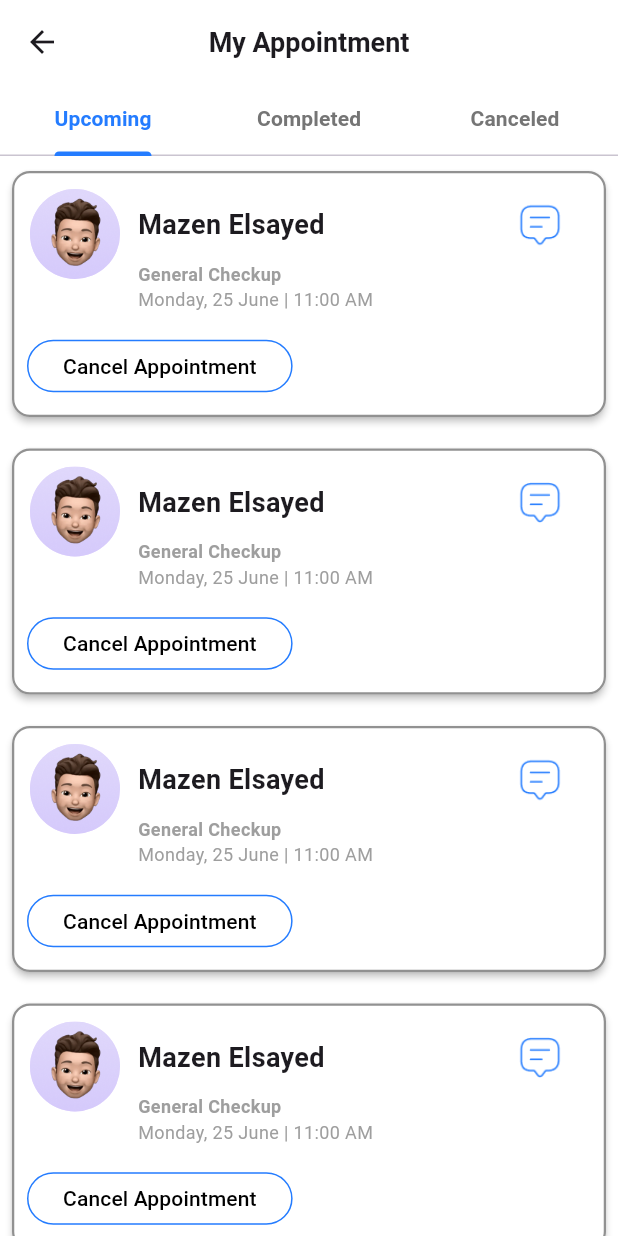
After one commit to nadanasser0/Health_Care_App, a Flutter app: the DoctorAppointment screen opened directly, on a phone screen of 412 x 824 dp. The commit adds this screen. Run offline on Flutter 3.47's test engine with Material 3 defaults, Android fonts, the phone set to English and light mode, and no system bars; our stand-ins replace animated_bottom_navigation_bar, badges, easy_date_timeline, emoji_picker_flutter, file_picker, image_picker and 2 more; missing offline and left inert: record.

Commit message:
Added new feature or fixed issue

```diff
--- /dev/null
+++ b/lib/Features/doctor_side/appointment/doctor_appoinment.dart
@@ -0,0 +1,47 @@
+import 'package:flutter/material.dart';
+import 'package:health_care_app/Features/doctor_side/appointment/widgets/canceled.dart';
+import 'package:health_care_app/Features/doctor_side/appointment/widgets/completed.dart';
+import 'package:health_care_app/Features/doctor_side/appointment/widgets/upcoming.dart';
+
+import '../../../core/constants/colors.dart';
+
+
+class DoctorAppointment extends StatelessWidget {
+  const DoctorAppointment({super.key});
+
+  @override
+  Widget build(BuildContext context) {
+    return DefaultTabController(
+      length: 3,
+      child: Scaffold(
+        appBar: AppBar(
+          backgroundColor: AppColors.whiteColor,
+          title: const Text(
+            "My Appointment",
+            style: TextStyle(fontSize: 18, fontWeight: FontWeight.bold),
+          ),
+          centerTitle: true,
+          bottom: TabBar(
+            labelColor: AppColors.blueColor,
+            unselectedLabelColor: AppColors.greyColor,
+            indicatorColor: AppColors.blueColor,
+            labelStyle: const TextStyle(fontWeight: FontWeight.bold, fontSize: 14),
+            tabs: const [
+              Tab(text: "Upcoming"),
+              Tab(text: "Completed"),
+              Tab(text: "Canceled"),
+            ],
+          ),
+        ),
+        body: const TabBarView(
+          children: [
+            Upcoming(),
+            Completed(),
+            Canceled(),
+          ],
+        ),
+        backgroundColor: AppColors.whiteColor,
+      ),
+    );
+  }
+}
--- /dev/null
+++ b/lib/Features/doctor_side/appointment/widgets/canceled.dart
@@ -0,0 +1,24 @@
+import 'package:flutter/material.dart';
+import 'custom_card_appoinment.dart';
+
+class Canceled extends StatelessWidget {
+  const Canceled({super.key});
+
+  @override
+  Widget build(BuildContext context) {
+    return ListView.separated(
+      padding: const EdgeInsets.all(10),
+      itemCount: 3,
+      separatorBuilder: (context, index) => const SizedBox(height: 30),
+      itemBuilder: (context, index) => CustomCardAppointment(
+        appointmentStatue: "Appointment Canceled",
+        day: "Monday, 25 June",
+        time: "11:00 AM",
+        color: Color(0xff9B0A0A),
+        name: "Mazen Elsayed",
+        status: "General checkup",
+        imgPath: "assets/img.png",
+      ),
+    );
+  }
+}
--- /dev/null
+++ b/lib/Features/doctor_side/appointment/widgets/completed.dart
@@ -0,0 +1,25 @@
+import 'package:flutter/material.dart';
+
+import 'custom_card_appoinment.dart';
+
+class Completed extends StatelessWidget {
+  const Completed({super.key});
+
+  @override
+  Widget build(BuildContext context) {
+    return ListView.separated(
+      padding: const EdgeInsets.all(10),
+      itemCount: 3,
+      separatorBuilder: (context, index) => const SizedBox(height: 30),
+      itemBuilder: (context, index) => CustomCardAppointment(
+        appointmentStatue: "Appointment Done",
+        day: "Monday, 25 June",
+        time: "11:00 AM",
+        color: Color(0xff62B66F),
+        name: "Mazen Elsayed",
+        status: "General checkup",
+        imgPath: "lib/images/img.png",
+      ),
+    );
+  }
+}
--- /dev/null
+++ b/lib/Features/doctor_side/appointment/widgets/upcoming.dart
@@ -0,0 +1,107 @@
+import 'package:flutter/material.dart';
+
+import '../../../../core/constants/colors.dart';
+
+
+class Upcoming extends StatelessWidget {
+  const Upcoming({super.key});
+
+  @override
+  Widget build(BuildContext context) {
+    return ListView.separated(itemBuilder: (context, index) => Card(
+      margin: EdgeInsets.symmetric(vertical: 10, horizontal: 8),
+      elevation: 2,
+      color: AppColors.whiteColor,
+      shape: RoundedRectangleBorder(
+        borderRadius: BorderRadius.circular(12),
+        side: BorderSide(
+          color: AppColors.greyColor.withOpacity(0.8),
+          width: 1.5,
+        ),
+      ),
+      child: Column(
+        children: [
+          Padding(
+            padding: EdgeInsets.all(12),
+            child: Row(
+              crossAxisAlignment: CrossAxisAlignment.start,
+              children: [
+                CircleAvatar(
+                  radius: 30,
+                  backgroundImage: AssetImage('lib/images/img.png'),
+                ),
+                SizedBox(width: 12),
+                Expanded(
+                  child: Column(
+                    crossAxisAlignment: CrossAxisAlignment.start,
+                    children: [
+                      Row(
+                        crossAxisAlignment: CrossAxisAlignment.center,
+                        children: [
+                          Text(
+                            "Mazen Elsayed",
+                            style: TextStyle(
+                              fontWeight: FontWeight.bold,
+                              fontSize: 18,
+                            ),
+                          ),
+                          Spacer(),
+                          ElevatedButton(
+                            onPressed: () {},
+                            style: ElevatedButton.styleFrom(
+                              padding: EdgeInsets.zero,
+                              backgroundColor: AppColors.whiteColor,
+                              elevation: 0,
+                            ),
+                            child: Image.asset(
+                              'lib/images/message-text.png',
+                              width: 30,
+                              height: 30,
+                              color: AppColors.blueColor,
+                            ),
+                          ),
+                        ],
+                      ),
+                      Text(
+                        "General Checkup",
+                        style: TextStyle(
+                          color: Colors.grey,
+                          fontSize: 12,
+                          fontWeight: FontWeight.bold,
+                        ),
+                      ),
+                      Text(
+                        "Monday, 25 June | 11:00 AM",
+                        style: TextStyle(color: Colors.grey, fontSize: 12),
+                      ),
+                    ],
+                  ),
+                ),
+              ],
+            ),
+          ),
+          Padding(
+            padding: const EdgeInsets.only(left: 10, bottom: 10),
+            child: Align(
+              alignment: Alignment.centerLeft,
+              child: OutlinedButton(
+                onPressed: () {},
+                style: OutlinedButton.styleFrom(
+                  minimumSize: Size(150, 35),
+                  side: BorderSide(color: AppColors.blueColor),
+                  shape: RoundedRectangleBorder(
+                    borderRadius: BorderRadius.circular(18),
+                  ),
+                ),
+                child: Text(
+                  "Cancel Appointment",
+                  style: TextStyle(color: AppColors.blackColor),
+                ),
+              ),
+            ),
+          ),
+        ],
+      ),
+    ), separatorBuilder:(context, index) =>  SizedBox(height: 1,), itemCount: 7);
+  }
+}
--- a/lib/core/constants/colors.dart
+++ b/lib/core/constants/colors.dart
@@ -20,4 +20,7 @@ static final Color greenColor = Color(0xff22C55E);
   static final Color darkGreyColor = Color(0xFF454B60);
   static final Color lightGrey = Colors.grey.shade200;
   static final Color starColor = Colors.amber;
+  static final Color purpleDarkColor=Color(0xff411FBE);
+  static final Color darkBlueColor=Color(0xff4f7aeb);
+  static final Color cyanColor=Color(0xff6ca7ff);
 }
```
Also changed, not shown: lib/Features/doctor_side/appointment/widgets/custom_card_appoinment.dart (added, +54 -0 lines), lib/images/img.png (added), lib/images/message-text.png (added), lib/images/person.png (added). Lines whose indentation alone changed are shown as unchanged.
